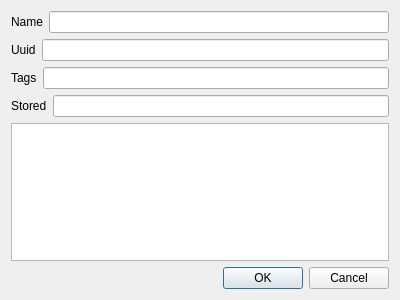
Iolana/common, file Director/entryeditordlg.ui: the form before one commit.
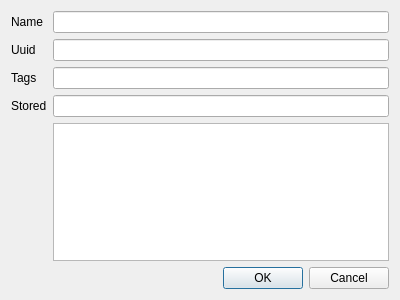
The form after the commit.

Commit message: Auto name and uid, separate new file and folder dialogs

```diff
--- a/Director/entryeditordlg.ui
+++ b/Director/entryeditordlg.ui
@@ -15,76 +15,55 @@
   </property>
   <layout class="QVBoxLayout" name="verticalLayout">
    <item>
-    <layout class="QHBoxLayout" name="horizontalLayout">
+    <layout class="QGridLayout" name="gridLayout">
      <property name="bottomMargin">
       <number>0</number>
      </property>
-     <item>
-      <widget class="QLabel" name="label">
+     <item row="3" column="0">
+      <widget class="QLabel" name="label_4">
        <property name="text">
-        <string>Name</string>
+        <string>Stored</string>
        </property>
       </widget>
      </item>
-     <item>
-      <widget class="QLineEdit" name="nameEdit"/>
+     <item row="1" column="2">
+      <widget class="QLineEdit" name="uuidEdit"/>
      </item>
-    </layout>
-   </item>
-   <item>
-    <layout class="QHBoxLayout" name="horizontalLayout_2">
-     <property name="bottomMargin">
-      <number>0</number>
-     </property>
-     <item>
+     <item row="1" column="0">
       <widget class="QLabel" name="label_2">
        <property name="text">
         <string>Uuid</string>
        </property>
       </widget>
      </item>
-     <item>
-      <widget class="QLineEdit" name="uuidEdit"/>
+     <item row="2" column="2">
+      <widget class="QLineEdit" name="tagsEdit"/>
      </item>
-    </layout>
-   </item>
-   <item>
-    <layout class="QHBoxLayout" name="horizontalLayout_3">
-     <property name="bottomMargin">
-      <number>0</number>
-     </property>
-     <item>
+     <item row="2" column="0">
       <widget class="QLabel" name="label_3">
        <property name="text">
         <string>Tags</string>
        </property>
       </widget>
      </item>
-     <item>
-      <widget class="QLineEdit" name="tagsEdit"/>
-     </item>
-    </layout>
-   </item>
-   <item>
-    <layout class="QHBoxLayout" name="horizontalLayout_4">
-     <property name="bottomMargin">
-      <number>0</number>
-     </property>
-     <item>
-      <widget class="QLabel" name="label_4">
+     <item row="0" column="0">
+      <widget class="QLabel" name="label">
        <property name="text">
-        <string>Stored</string>
+        <string>Name</string>
        </property>
       </widget>
      </item>
-     <item>
+     <item row="0" column="2">
+      <widget class="QLineEdit" name="nameEdit"/>
+     </item>
+     <item row="3" column="2">
       <widget class="QLineEdit" name="storedEdit"/>
      </item>
+     <item row="4" column="2">
+      <widget class="QPlainTextEdit" name="commentEdit"/>
+     </item>
     </layout>
    </item>
-   <item>
-    <widget class="QPlainTextEdit" name="commentEdit"/>
-   </item>
    <item>
     <widget class="QDialogButtonBox" name="buttonBox">
      <property name="orientation">
```
The commit also changes 5 other files.
